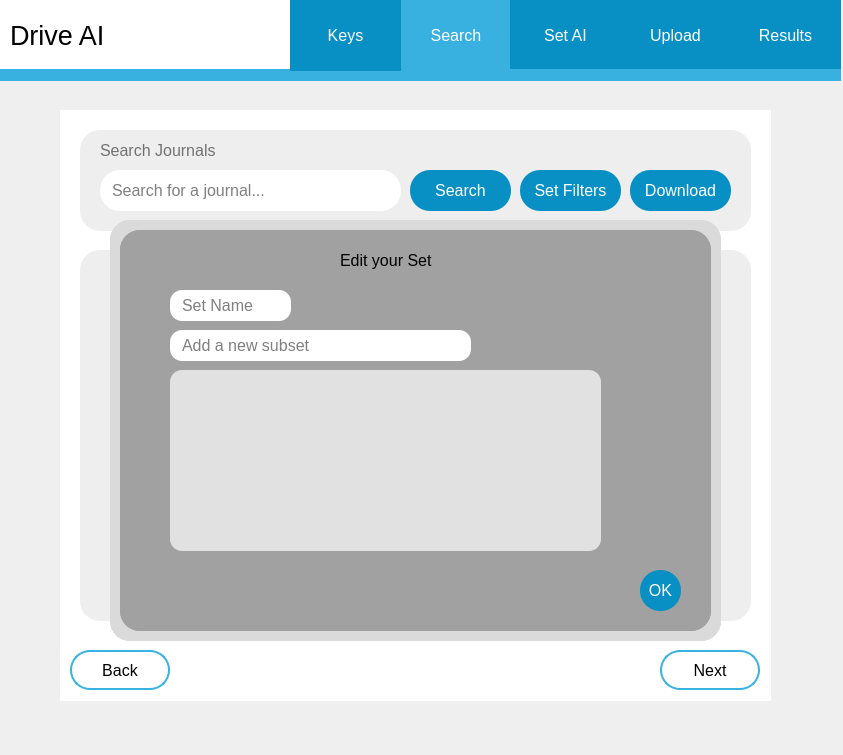
Qt form src/modules/GUI/GUI.ui (Semuca/road-safety-scanner) before a commit.
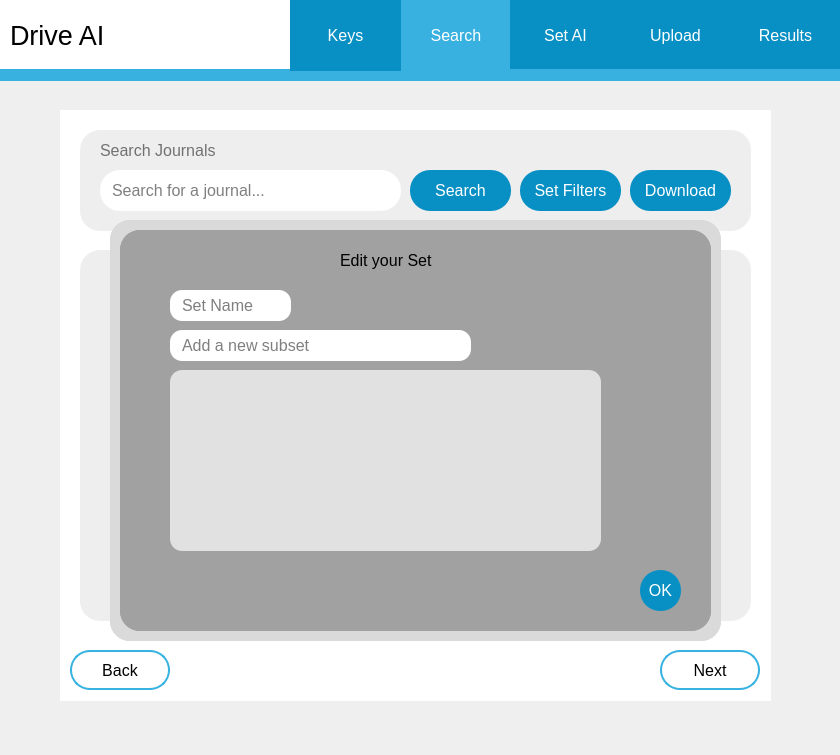
The same form after that commit. The open tabs and pages were chosen to show the change.

Patch:
```diff
--- a/src/modules/GUI/GUI.ui
+++ b/src/modules/GUI/GUI.ui
@@ -6,7 +6,7 @@
    <rect>
     <x>0</x>
     <y>0</y>
-    <width>843</width>
+    <width>840</width>
     <height>755</height>
    </rect>
   </property>
```
Left out of the diff: 11 changed lines with no effect on the pictures.
